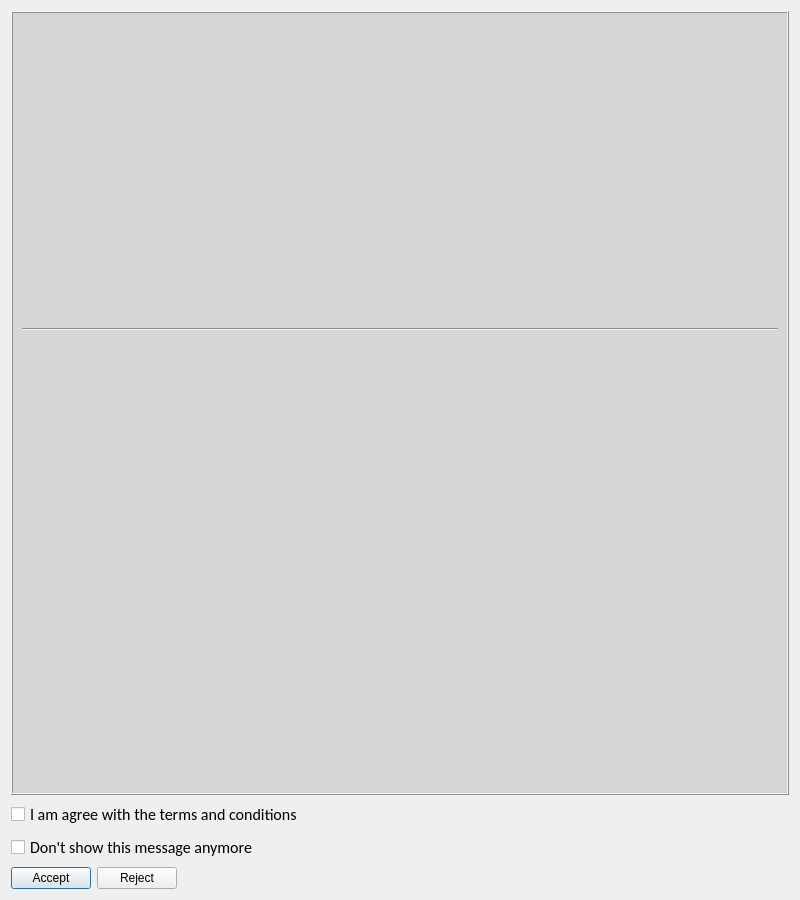
This is common/gui/forms/license_window.ui in FedorIvanov37/sv-terminal as Qt 5 draws it before an edit. The edited form follows.
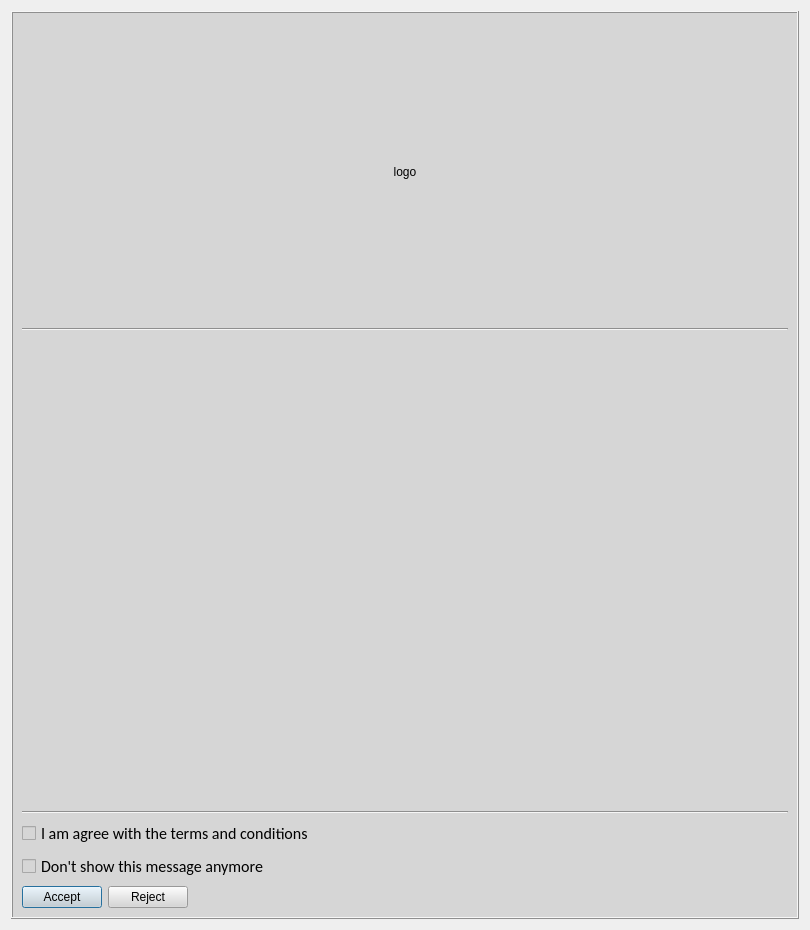
This is the edited form. Icons and pictures are not drawn.

Commit message: Window "License" renovation; SIGNAL changed to Signal on all the windows title

```diff
--- a/common/gui/forms/license_window.ui
+++ b/common/gui/forms/license_window.ui
@@ -9,8 +9,8 @@
    <rect>
     <x>0</x>
     <y>0</y>
-    <width>800</width>
-    <height>900</height>
+    <width>810</width>
+    <height>930</height>
    </rect>
   </property>
   <property name="sizePolicy">
@@ -21,24 +21,24 @@
   </property>
   <property name="minimumSize">
    <size>
-    <width>800</width>
-    <height>900</height>
+    <width>810</width>
+    <height>930</height>
    </size>
   </property>
   <property name="maximumSize">
    <size>
-    <width>800</width>
-    <height>900</height>
+    <width>810</width>
+    <height>930</height>
    </size>
   </property>
   <property name="windowTitle">
-   <string>SIGNAL | GNU General Public License</string>
+   <string>Signal | GNU General Public License</string>
   </property>
   <property name="modal">
    <bool>true</bool>
   </property>
-  <layout class="QGridLayout" name="gridLayout_2">
-   <item row="0" column="0">
+  <layout class="QVBoxLayout" name="verticalLayout_2">
+   <item>
     <widget class="QFrame" name="frame">
      <property name="palette">
       <palette>
@@ -141,6 +141,93 @@
       <enum>QFrame::Raised</enum>
      </property>
      <layout class="QGridLayout" name="gridLayout">
+      <item row="5" column="0" colspan="3">
+       <layout class="QHBoxLayout" name="horizontalLayout">
+        <item>
+         <widget class="QPushButton" name="ButtonAccept">
+          <property name="text">
+           <string>Accept</string>
+          </property>
+         </widget>
+        </item>
+        <item>
+         <widget class="QPushButton" name="ButtonReject">
+          <property name="text">
+           <string>Reject</string>
+          </property>
+         </widget>
+        </item>
+        <item>
+         <spacer name="horizontalSpacer">
+          <property name="orientation">
+           <enum>Qt::Horizontal</enum>
+          </property>
+          <property name="sizeHint" stdset="0">
+           <size>
+            <width>40</width>
+            <height>20</height>
+           </size>
+          </property>
+         </spacer>
+        </item>
+       </layout>
+      </item>
+      <item row="4" column="0" colspan="3">
+       <layout class="QVBoxLayout" name="verticalLayout">
+        <item>
+         <widget class="QCheckBox" name="CheckBoxAgreement">
+          <property name="font">
+           <font>
+            <family>Calibri</family>
+            <pointsize>12</pointsize>
+           </font>
+          </property>
+          <property name="text">
+           <string>I am agree with the terms and conditions</string>
+          </property>
+         </widget>
+        </item>
+        <item>
+         <widget class="QCheckBox" name="CheckBoxDontShowAgain">
+          <property name="font">
+           <font>
+            <family>Calibri</family>
+            <pointsize>12</pointsize>
+           </font>
+          </property>
+          <property name="text">
+           <string>Don't show this message anymore</string>
+          </property>
+         </widget>
+        </item>
+       </layout>
+      </item>
+      <item row="0" column="0">
+       <spacer name="horizontalSpacer_2">
+        <property name="orientation">
+         <enum>Qt::Horizontal</enum>
+        </property>
+        <property name="sizeHint" stdset="0">
+         <size>
+          <width>222</width>
+          <height>20</height>
+         </size>
+        </property>
+       </spacer>
+      </item>
+      <item row="0" column="2">
+       <spacer name="horizontalSpacer_3">
+        <property name="orientation">
+         <enum>Qt::Horizontal</enum>
+        </property>
+        <property name="sizeHint" stdset="0">
+         <size>
+          <width>222</width>
+          <height>20</height>
+         </size>
+        </property>
+       </spacer>
+      </item>
       <item row="2" column="0" colspan="3">
        <widget class="QTextEdit" name="InfoBoard">
         <property name="palette">
@@ -256,7 +343,7 @@
          <enum>Qt::ScrollBarAlwaysOff</enum>
         </property>
         <property name="horizontalScrollBarPolicy">
-         <enum>Qt::ScrollBarAsNeeded</enum>
+         <enum>Qt::ScrollBarAlwaysOff</enum>
         </property>
         <property name="documentTitle">
          <string>GNU/GPL license agreement</string>
@@ -285,18 +372,12 @@
         </property>
        </widget>
       </item>
-      <item row="0" column="0">
-       <spacer name="horizontalSpacer_2">
+      <item row="1" column="0" colspan="3">
+       <widget class="Line" name="line">
         <property name="orientation">
          <enum>Qt::Horizontal</enum>
         </property>
-        <property name="sizeHint" stdset="0">
-         <size>
-          <width>222</width>
-          <height>20</height>
-         </size>
-        </property>
-       </spacer>
+       </widget>
       </item>
       <item row="0" column="1">
        <widget class="QLabel" name="LogoLabel">
@@ -325,10 +406,7 @@
          <enum>QFrame::Plain</enum>
         </property>
         <property name="text">
-         <string/>
-        </property>
-        <property name="pixmap">
-         <pixmap>../../data/style/triforce_signed.png</pixmap>
+         <string>logo</string>
         </property>
         <property name="scaledContents">
          <bool>true</bool>
@@ -338,21 +416,8 @@
         </property>
        </widget>
       </item>
-      <item row="0" column="2">
-       <spacer name="horizontalSpacer_3">
-        <property name="orientation">
-         <enum>Qt::Horizontal</enum>
-        </property>
-        <property name="sizeHint" stdset="0">
-         <size>
-          <width>222</width>
-          <height>20</height>
-         </size>
-        </property>
-       </spacer>
-      </item>
-      <item row="1" column="0" colspan="3">
-       <widget class="Line" name="line">
+      <item row="3" column="0" colspan="3">
+       <widget class="Line" name="line_2">
         <property name="orientation">
          <enum>Qt::Horizontal</enum>
         </property>
@@ -361,67 +426,6 @@
      </layout>
     </widget>
    </item>
-   <item row="1" column="0">
-    <layout class="QVBoxLayout" name="verticalLayout">
-     <item>
-      <widget class="QCheckBox" name="CheckBoxAgreement">
-       <property name="font">
-        <font>
-         <family>Calibri</family>
-         <pointsize>12</pointsize>
-        </font>
-       </property>
-       <property name="text">
-        <string>I am agree with the terms and conditions</string>
-       </property>
-      </widget>
-     </item>
-     <item>
-      <widget class="QCheckBox" name="CheckBoxDontShowAgain">
-       <property name="font">
-        <font>
-         <family>Calibri</family>
-         <pointsize>12</pointsize>
-        </font>
-       </property>
-       <property name="text">
-        <string>Don't show this message anymore</string>
-       </property>
-      </widget>
-     </item>
-    </layout>
-   </item>
-   <item row="2" column="0">
-    <layout class="QHBoxLayout" name="horizontalLayout">
-     <item>
-      <widget class="QPushButton" name="ButtonAccept">
-       <property name="text">
-        <string>Accept</string>
-       </property>
-      </widget>
-     </item>
-     <item>
-      <widget class="QPushButton" name="ButtonReject">
-       <property name="text">
-        <string>Reject</string>
-       </property>
-      </widget>
-     </item>
-     <item>
-      <spacer name="horizontalSpacer">
-       <property name="orientation">
-        <enum>Qt::Horizontal</enum>
-       </property>
-       <property name="sizeHint" stdset="0">
-        <size>
-         <width>40</width>
-         <height>20</height>
-        </size>
-       </property>
-      </spacer>
-     </item>
-    </layout>
-   </item>
   </layout>
  </widget>
  <tabstops>
```
The commit also changes 22 other files.
